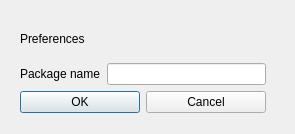
The window that preferencesdialog.ui (kbrack1/adbFire) describes before a commit, drawn with Qt 5.
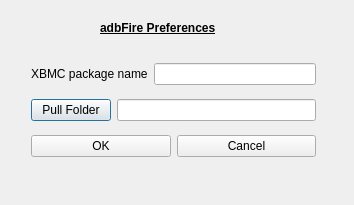
The same window after the commit.

Commit message: preference for pulled files dir added.

The edit to the form file:
```diff
--- a/preferencesdialog.ui
+++ b/preferencesdialog.ui
@@ -6,50 +6,77 @@
    <rect>
     <x>0</x>
     <y>0</y>
-    <width>295</width>
-    <height>134</height>
+    <width>354</width>
+    <height>205</height>
    </rect>
   </property>
   <property name="windowTitle">
    <string>Preferences</string>
   </property>
-  <widget class="QWidget" name="">
+  <widget class="QLabel" name="label_2">
    <property name="geometry">
     <rect>
-     <x>20</x>
+     <x>100</x>
      <y>20</y>
-     <width>246</width>
-     <height>93</height>
+     <width>133</width>
+     <height>16</height>
     </rect>
    </property>
-   <layout class="QVBoxLayout" name="verticalLayout_2">
+   <property name="text">
+    <string>&lt;b&gt;&lt;u&gt;adbFire Preferences&lt;/b&gt;&lt;/u&gt;</string>
+   </property>
+  </widget>
+  <widget class="QWidget" name="">
+   <property name="geometry">
+    <rect>
+     <x>31</x>
+     <y>55</y>
+     <width>285</width>
+     <height>110</height>
+    </rect>
+   </property>
+   <layout class="QVBoxLayout" name="verticalLayout">
     <item>
-     <layout class="QVBoxLayout" name="verticalLayout">
+     <layout class="QHBoxLayout" name="horizontalLayout_2">
       <item>
-       <widget class="QLabel" name="label_2">
+       <widget class="QLabel" name="label">
         <property name="text">
-         <string>Preferences</string>
+         <string>XBMC package name</string>
         </property>
        </widget>
       </item>
       <item>
-       <layout class="QHBoxLayout" name="horizontalLayout_2">
-        <item>
-         <widget class="QLabel" name="label">
-          <property name="text">
-           <string>Package name</string>
-          </property>
-         </widget>
-        </item>
-        <item>
-         <widget class="QLineEdit" name="packagename"/>
-        </item>
-       </layout>
+       <widget class="QLineEdit" name="packagename">
+        <property name="toolTip">
+         <string>Package name for XBMC or XBMC fork</string>
+        </property>
+       </widget>
       </item>
      </layout>
     </item>
     <item>
      <layout class="QHBoxLayout" name="horizontalLayout">
+      <item>
+       <widget class="QPushButton" name="pfolderButton">
+        <property name="toolTip">
+         <string>Choose folder for pulled files</string>
+        </property>
+        <property name="text">
+         <string>Pull Folder</string>
+        </property>
+       </widget>
+      </item>
+      <item>
+       <widget class="QLineEdit" name="pulldir">
+        <property name="toolTip">
+         <string>Pulled files are put in this folder</string>
+        </property>
+       </widget>
+      </item>
+     </layout>
+    </item>
+    <item>
+     <layout class="QHBoxLayout" name="horizontalLayout_3">
       <item>
        <widget class="QPushButton" name="pushButton">
         <property name="text">
```
The commit also changes 4 other files.
